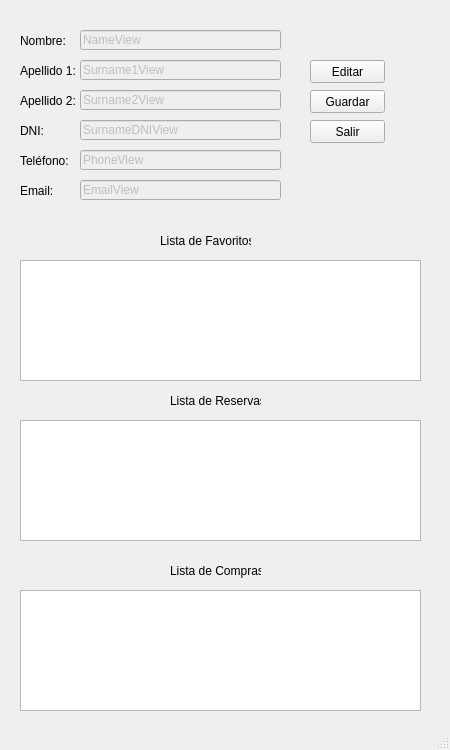
epdelasheras/PYTHON, file FreeWork/ADECUA/AppFinalQt/ClientView.ui: the form before one commit.
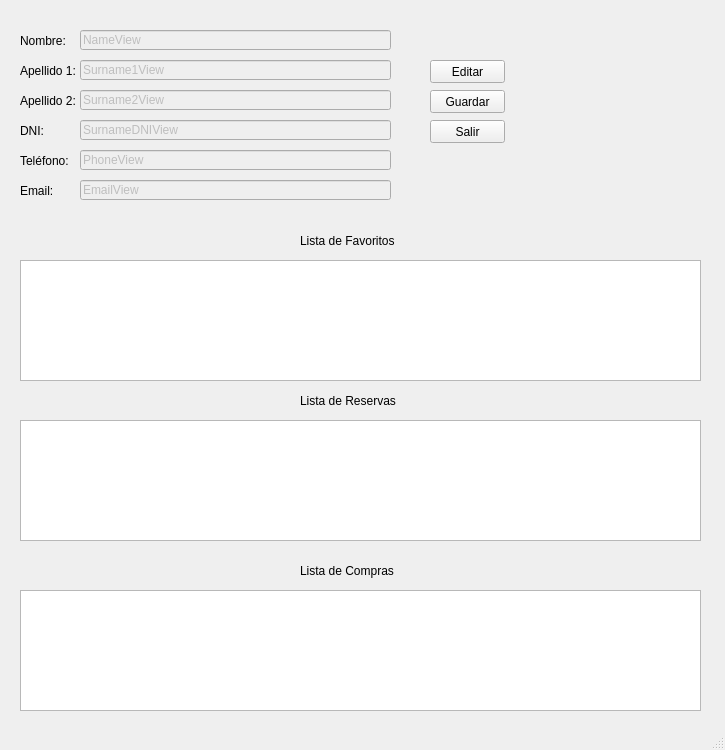
The form after the commit.

Commit message: client view window => removing items from database and listboxes

Patch:
```diff
--- a/FreeWork/ADECUA/AppFinalQt/ClientView.ui
+++ b/FreeWork/ADECUA/AppFinalQt/ClientView.ui
@@ -6,13 +6,13 @@
    <rect>
     <x>0</x>
     <y>0</y>
-    <width>450</width>
+    <width>725</width>
     <height>750</height>
    </rect>
   </property>
   <property name="maximumSize">
    <size>
-    <width>450</width>
+    <width>750</width>
     <height>750</height>
    </size>
   </property>
@@ -93,7 +93,7 @@
      <rect>
       <x>80</x>
       <y>30</y>
-      <width>201</width>
+      <width>311</width>
       <height>20</height>
      </rect>
     </property>
@@ -109,7 +109,7 @@
      <rect>
       <x>80</x>
       <y>60</y>
-      <width>201</width>
+      <width>311</width>
       <height>20</height>
      </rect>
     </property>
@@ -125,7 +125,7 @@
      <rect>
       <x>80</x>
       <y>90</y>
-      <width>201</width>
+      <width>311</width>
       <height>20</height>
      </rect>
     </property>
@@ -141,7 +141,7 @@
      <rect>
       <x>80</x>
       <y>120</y>
-      <width>201</width>
+      <width>311</width>
       <height>20</height>
      </rect>
     </property>
@@ -157,7 +157,7 @@
      <rect>
       <x>80</x>
       <y>150</y>
-      <width>201</width>
+      <width>311</width>
       <height>20</height>
      </rect>
     </property>
@@ -168,7 +168,7 @@
    <widget class="QPushButton" name="ButtonEdit">
     <property name="geometry">
      <rect>
-      <x>310</x>
+      <x>430</x>
       <y>60</y>
       <width>75</width>
       <height>23</height>
@@ -181,7 +181,7 @@
    <widget class="QPushButton" name="ButtonSave">
     <property name="geometry">
      <rect>
-      <x>310</x>
+      <x>430</x>
       <y>90</y>
       <width>75</width>
       <height>23</height>
@@ -194,7 +194,7 @@
    <widget class="QPushButton" name="ButtonExit">
     <property name="geometry">
      <rect>
-      <x>310</x>
+      <x>430</x>
       <y>120</y>
       <width>75</width>
       <height>23</height>
@@ -209,7 +209,7 @@
      <rect>
       <x>20</x>
       <y>260</y>
-      <width>401</width>
+      <width>681</width>
       <height>121</height>
      </rect>
     </property>
@@ -217,9 +217,9 @@
    <widget class="QLabel" name="LabelFlatView">
     <property name="geometry">
      <rect>
-      <x>160</x>
+      <x>300</x>
       <y>230</y>
-      <width>91</width>
+      <width>161</width>
       <height>21</height>
      </rect>
     </property>
@@ -232,7 +232,7 @@
      <rect>
       <x>20</x>
       <y>420</y>
-      <width>401</width>
+      <width>681</width>
       <height>121</height>
      </rect>
     </property>
@@ -240,9 +240,9 @@
    <widget class="QLabel" name="LabelFlatBook">
     <property name="geometry">
      <rect>
-      <x>170</x>
+      <x>300</x>
       <y>390</y>
-      <width>91</width>
+      <width>181</width>
       <height>21</height>
      </rect>
     </property>
@@ -255,7 +255,7 @@
      <rect>
       <x>20</x>
       <y>590</y>
-      <width>401</width>
+      <width>681</width>
       <height>121</height>
      </rect>
     </property>
@@ -263,9 +263,9 @@
    <widget class="QLabel" name="LabelFlatBuy">
     <property name="geometry">
      <rect>
-      <x>170</x>
+      <x>300</x>
       <y>560</y>
-      <width>91</width>
+      <width>181</width>
       <height>21</height>
      </rect>
     </property>
@@ -294,7 +294,7 @@
      <rect>
       <x>80</x>
       <y>180</y>
-      <width>201</width>
+      <width>311</width>
       <height>20</height>
      </rect>
     </property>
```
Left out of the diff: 4 changed lines with no effect on the pictures. The commit also changes 4 other files.
